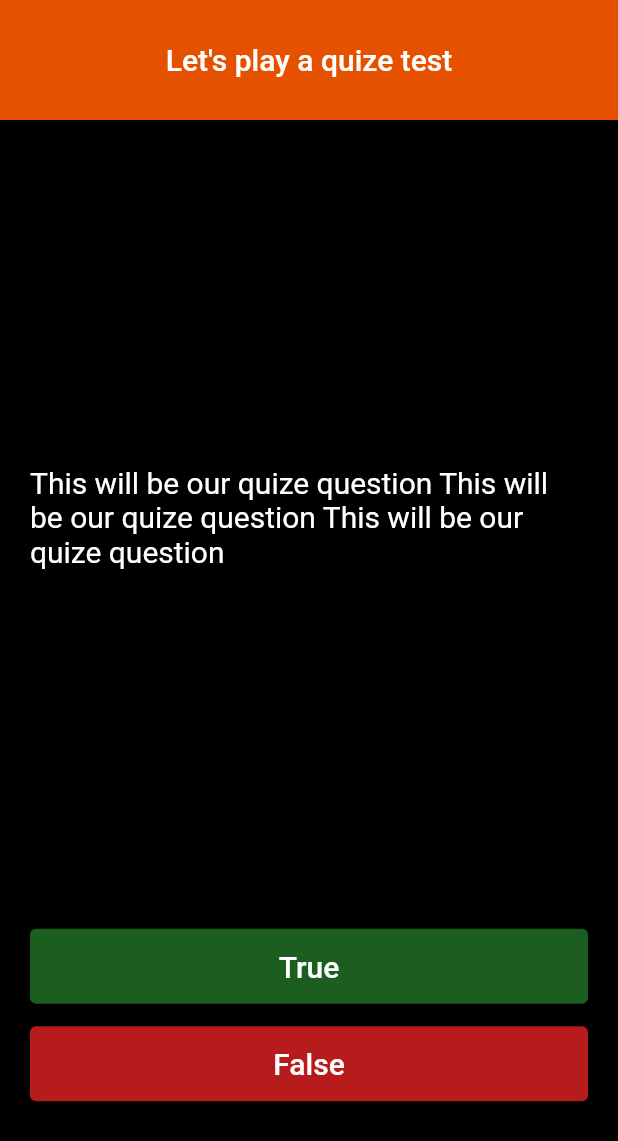
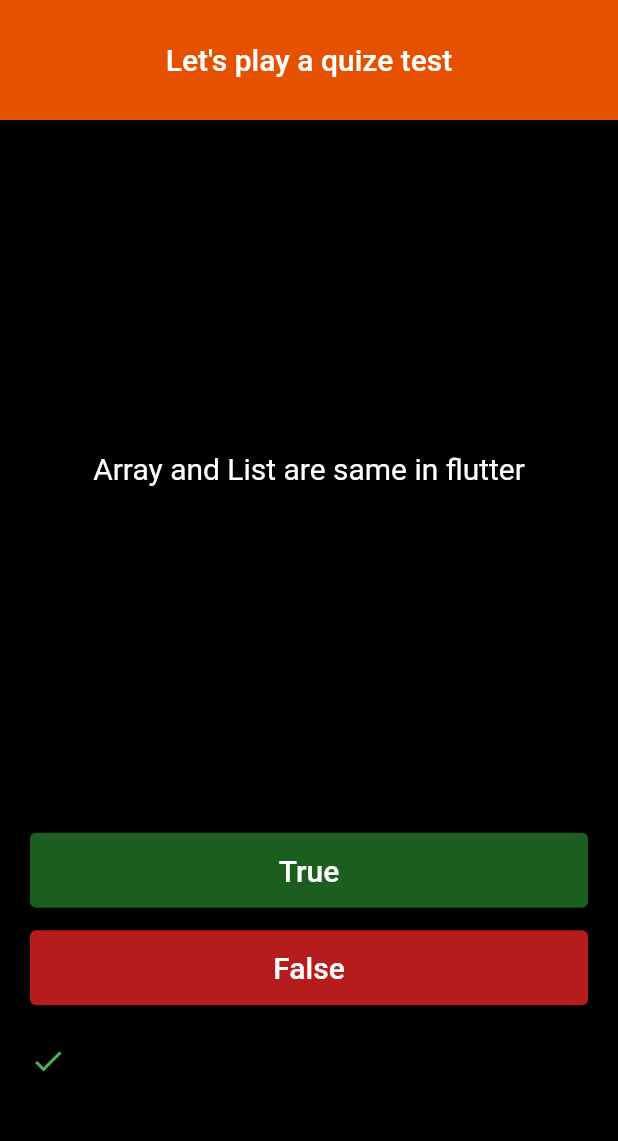
Before and after one commit to anup-paul/flutter_quize_project, a Flutter app: the screen it shows after launch, after a tap on "True", on a phone screen of 412 x 824 dp. Shown: the top 1141 px of the screen. Run offline on Flutter 3.47's test engine with Material 2 defaults, Android fonts, the phone set to English and light mode, and no system bars.

Commit message:
question ready in class

```diff
--- a/lib/main.dart
+++ b/lib/main.dart
@@ -1,4 +1,5 @@
 import 'package:flutter/material.dart';
+import 'package:flutter_quize_project/question.dart';
 
 void main() => runApp(MyApp());
 
@@ -33,6 +34,27 @@ class quizeScreen extends StatefulWidget {
 }
 
 class _quizeScreenState extends State<quizeScreen> {
+  List<Icon> scoreKeeper = [];
+
+  List<String> questions = [
+    "React is a Javascript Library",
+    "Array and List are same in flutter",
+    "Flutter using by Dart",
+    "React is a Javascript Library",
+    "Array and List are same in flutter",
+    "Flutter using by Dart",
+  ];
+
+  List<bool> answers = [true, false, true, false, false, true];
+
+  List<Question> questionBank = [
+    Question(q: "React is a Javascript Library", a: true),
+    Question(q: "Array and List are same in flutter", a: false),
+    Question(q: "Flutter using by Dart", a: true),
+  ];
+
+  int questionNumber = 0;
+
   @override
   Widget build(BuildContext context) {
     return Container(
@@ -46,7 +68,7 @@ class _quizeScreenState extends State<quizeScreen> {
               child: Padding(
                 padding: EdgeInsets.all(20),
                 child: Text(
-                  "This will be our quize question This will be our quize question This will be our quize question ",
+                  questions[questionNumber],
                   style: TextStyle(color: Colors.white, fontSize: 20),
                 ),
               ),
@@ -61,7 +83,34 @@ class _quizeScreenState extends State<quizeScreen> {
                   child: ElevatedButton(
                     style: ElevatedButton.styleFrom(
                         fixedSize: Size(40, 50), primary: Colors.green[900]),
-                    onPressed: () {},
+                    onPressed: () {
+                      bool corretAnswer = answers[questionNumber];
+                      if (corretAnswer == true) {
+                        print("True");
+                        scoreKeeper.add(
+                          Icon(
+                            Icons.check,
+                            color: Colors.green,
+                          ),
+                        );
+                      } else {
+                        print("False");
+                        scoreKeeper.add(
+                          Icon(
+                            Icons.close,
+                            color: Colors.red,
+                          ),
+                        );
+                      }
+
+                      setState(() {
+                        questionNumber++;
+                        // scoreKeeper.add(Icon(
+                        //   Icons.check,
+                        //   color: Colors.green,
+                        // ));
+                      });
+                    },
                     child: Text(
                       "True",
                       style: TextStyle(fontSize: 20),
@@ -73,7 +122,34 @@ class _quizeScreenState extends State<quizeScreen> {
                   child: ElevatedButton(
                     style: ElevatedButton.styleFrom(
                         fixedSize: Size(40, 50), primary: Colors.red[900]),
-                    onPressed: () {},
+                    onPressed: () {
+                      bool corretAnswer = answers[questionNumber];
+                      if (corretAnswer == false) {
+                        print("true");
+                        scoreKeeper.add(
+                          Icon(
+                            Icons.check,
+                            color: Colors.green,
+                          ),
+                        );
+                      } else {
+                        print("false");
+                        scoreKeeper.add(
+                          Icon(
+                            Icons.close,
+                            color: Colors.red,
+                          ),
+                        );
+                      }
+
+                      setState(() {
+                        questionNumber++;
+                        // scoreKeeper.add(Icon(
+                        //   Icons.close,
+                        //   color: Colors.red,
+                        // ));
+                      });
+                    },
                     child: Text(
                       "False",
                       style: TextStyle(fontSize: 20),
@@ -82,7 +158,14 @@ class _quizeScreenState extends State<quizeScreen> {
                 ),
               ],
             ),
-          )
+          ),
+          Container(
+            padding: EdgeInsets.all(10),
+            margin: EdgeInsets.all(10),
+            child: Row(
+              children: scoreKeeper,
+            ),
+          ),
         ],
       ),
     );
--- /dev/null
+++ b/lib/question.dart
@@ -0,0 +1,9 @@
+class Question {
+  String? questionText;
+  bool? questionAnswer;
+
+  Question({String? q, bool? a}) {
+    questionText = q;
+    questionAnswer = a;
+  }
+}
```
